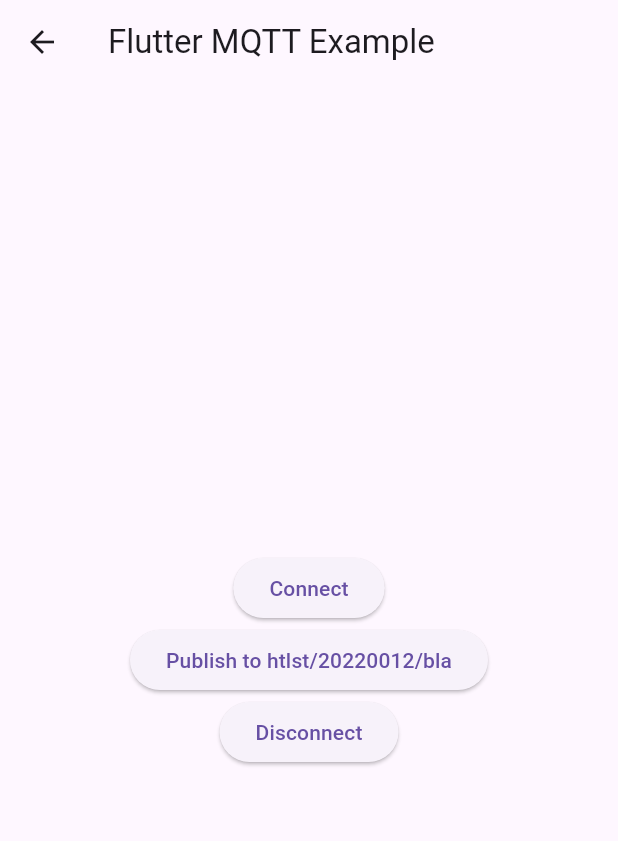
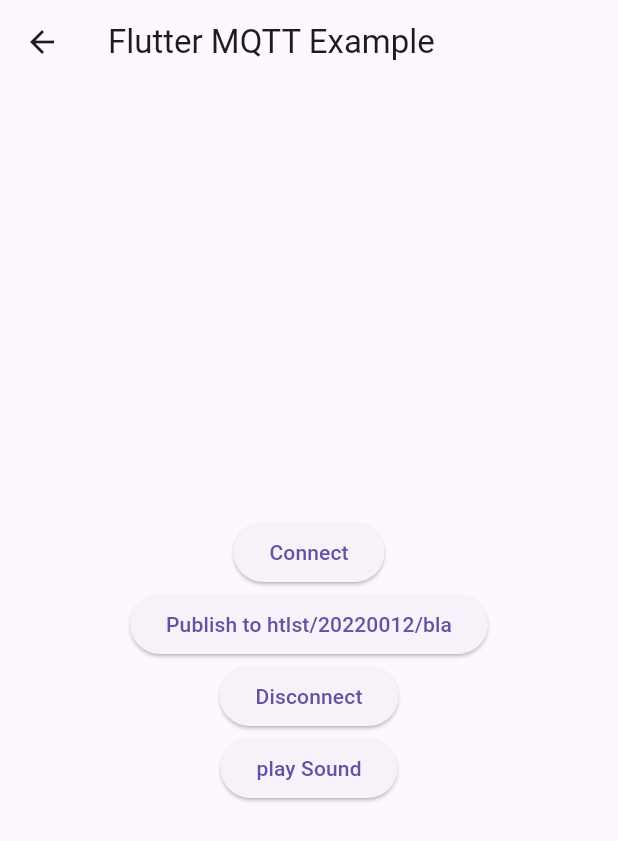
Before and after one commit to grleo1/raspi_visualsynth_flutter, a Flutter app: the TestConnectionMQTT screen opened directly, after a tap on "Connect", on a phone screen of 412 x 824 dp. Shown: the top 841 px of the screen. Run offline on Flutter 3.47's test engine with Material 3 defaults, Android fonts, the phone set to English and light mode, and no system bars; our stand-ins replace audioplayers; missing offline and left inert: mqtt_client.

Commit message:
plays sound

```diff
--- a/visual_synthesizer/lib/pages/synthBoard.dart
+++ b/visual_synthesizer/lib/pages/synthBoard.dart
@@ -1,5 +1,8 @@
+import 'dart:io';
+
 import 'package:flutter/material.dart';
 import 'package:provider/provider.dart';
+import 'package:audioplayers/audioplayers.dart';
 
 import '../util/mqttProvider.dart';
 
@@ -15,14 +18,16 @@ class _SynthBoardState extends State<SynthBoard> {
   Widget build(BuildContext context) {
 
     MQTTProvider mqttProvider = Provider.of<MQTTProvider>(context);
+    final AudioPlayer audioPlayer = AudioPlayer();
+    audioPlayer.setSource(AssetSource('/testSound2.wav'));
 
     return Scaffold(
       appBar: AppBar(
         backgroundColor: Colors.amberAccent,
         title: const Text("Synth Board", style: TextStyle(fontWeight: FontWeight.bold)),
         actions: [
-          const Text("features"),
-          IconButton(onPressed: () {}, icon: Icon(Icons.add)),
+          const Text("for Navigation"),
+          IconButton(onPressed: () {}, icon: const Icon(Icons.add)),
         ],
       ),
       //ein SynthBoard ist ein Grid mit 8x8 Buttons (64 Buttons)
@@ -47,8 +52,7 @@ class _SynthBoardState extends State<SynthBoard> {
               backgroundColor: MaterialStateProperty.resolveWith<Color>(
                       (Set<MaterialState> states) {
                     if (states.contains(MaterialState.hovered)) {
-                      return Colors
-                          .green; // the color when the button is hovered over
+                      return Colors.green; // the color when the button is hovered over
                     }
                     return Colors.grey; // the default color
                   },
@@ -60,11 +64,12 @@ class _SynthBoardState extends State<SynthBoard> {
               ),
             ),
             onPressed: () {
+              audioPlayer.resume();
               mqttProvider.publish('htlstp/4BHIF/led', '$index');
               print('pressed -> $index');
               //mqttProvider.publish('htlstp/4BHIF/led', 'Hallo Welt');
             },
-            child: Text(''),
+            child: const Text(''),
           );
         },
       ),
--- a/visual_synthesizer/lib/pages/testConnectionMQTT.dart
+++ b/visual_synthesizer/lib/pages/testConnectionMQTT.dart
@@ -1,6 +1,8 @@
 import 'package:flutter/material.dart';
 import 'package:provider/provider.dart';
 import '../util/mqttProvider.dart';
+import 'package:audioplayers/audioplayers.dart';
+
 
 class TestConnectionMQTT extends StatefulWidget {
   const TestConnectionMQTT({super.key});
@@ -16,9 +18,11 @@ class _TestConnectionMQTTState extends State<TestConnectionMQTT> {
 
     MQTTProvider mqttProvider = Provider.of<MQTTProvider>(context);
 
+    final AudioPlayer audioPlayer = AudioPlayer();
+
     return Scaffold(
       appBar: AppBar(
-        title: Text('Flutter MQTT Example'),
+        title: const Text('Flutter MQTT Example'),
       ),
       body: Center(
         child: Column(
@@ -28,19 +32,26 @@ class _TestConnectionMQTTState extends State<TestConnectionMQTT> {
               onPressed: () {
                 mqttProvider.connect();
               },
-              child: Text('Connect'),
+              child: const Text('Connect'),
             ),
             ElevatedButton(
               onPressed: () {
                 mqttProvider.publish('htlstp/4BHIF/led', 'Hallo Welt');
               },
-              child: Text('Publish to htlst/20220012/bla'),
+              child: const Text('Publish to htlst/20220012/bla'),
             ),
             ElevatedButton(
               onPressed: () {
                 mqttProvider.disconnect();
               },
-              child: Text('Disconnect'),
+              child: const Text('Disconnect'),
+            ),
+            ElevatedButton(
+              onPressed: () async {
+                await audioPlayer.setSource(AssetSource('/testSound2.wav'));
+                audioPlayer.resume();
+              },
+              child: const Text('play Sound'),
             ),
           ],
         ),
--- a/visual_synthesizer/pubspec.yaml
+++ b/visual_synthesizer/pubspec.yaml
@@ -31,6 +31,7 @@ dependencies:
   flutter:
     sdk: flutter
   provider: any
+  audioplayers: ^6.0.0
 
 
   # The following adds the Cupertino Icons font to your application.
@@ -61,6 +62,8 @@ flutter:
   uses-material-design: true
 
   # To add assets to your application, add an assets section, like this:
+  assets:
+    - assets/
   # assets:
   #   - images/a_dot_burr.jpeg
   #   - images/a_dot_ham.jpeg
```
Also changed, not shown: visual_synthesizer/lib/services/MQTTService.dart (+9 -2 lines), visual_synthesizer/pubspec.lock, 9 other files.
